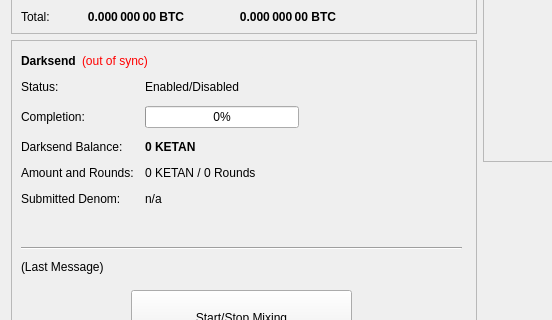
This is src/qt/forms/overviewpage.ui in wmcorless/kema as Qt 5 draws it before an edit; both pictures show x 0 to 552 and y 182 to 502 of the 960 by 615 pixel window. The edited form follows.
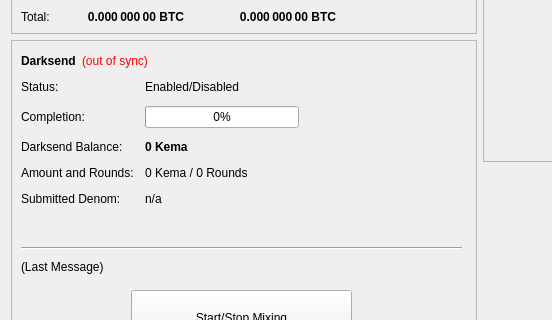
This is the edited form.

Patch:
```diff
--- a/src/qt/forms/overviewpage.ui
+++ b/src/qt/forms/overviewpage.ui
@@ -474,7 +474,7 @@
               </font>
              </property>
              <property name="text">
-              <string notr="true">0 KETAN</string>
+              <string notr="true">0 Kema</string>
              </property>
             </widget>
            </item>
@@ -488,7 +488,7 @@
            <item row="3" column="1">
             <widget class="QLabel" name="labelAmountRounds">
              <property name="text">
-              <string>0 KETAN / 0 Rounds</string>
+              <string>0 Kema / 0 Rounds</string>
              </property>
             </widget>
            </item>
```
Left out of the diff: 6 changed lines with no effect on the pictures.
